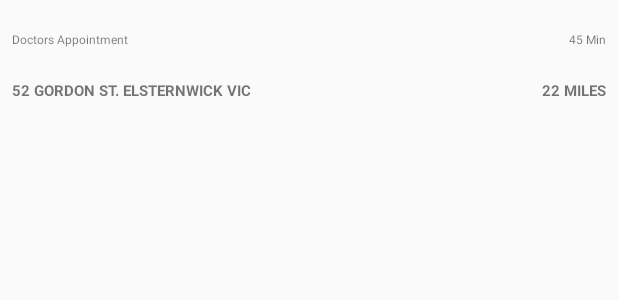
After one commit to aaronbre/never-late, an Android app: the layout events_list_item.xml on its own in the app's theme, with its tools: preview values and no code run, on a phone screen of 412 x 824 dp. The commit adds this screen. Shown: the top 300 px of the screen. Run offline under Robolectric (Android 15) with nearby library versions, the phone set to English and light mode, and no system bars.

Commit message:
added list item layout for the RecyclerView

```diff
--- a/app/src/main/java/com/aaronbrecher/neverlate/ui/activities/MainActivity.java
+++ b/app/src/main/java/com/aaronbrecher/neverlate/ui/activities/MainActivity.java
@@ -42,7 +42,6 @@ public class MainActivity extends AppCompatActivity {
     protected void onCreate(Bundle savedInstanceState) {
         super.onCreate(savedInstanceState);
         setContentView(R.layout.activity_main);
-        final TextView textView = findViewById(R.id.main_text);
         setUpNotificationChannel();
         ((NeverLateApp) getApplication())
                 .getAppComponent()
@@ -51,7 +50,7 @@ public class MainActivity extends AppCompatActivity {
                 .get(MainActivityViewModel.class);
         if(PermissionUtils.hasPermissions(this)){
             //TODO this will not be needed on a normal basis as the service will load all events into
-            //the database, for the edge case that this doesn't happen will display a button to reload all
+            //the database, for the edge case that this doesn't happen will display a button to resync all
             //events for today...
             Cursor cursor = CalendarUtils.getCalendarEventsForToday(this);
             while (cursor.moveToNext()){
@@ -68,7 +67,6 @@ public class MainActivity extends AppCompatActivity {
             public void onChanged(@Nullable List<Event> events) {
                 for(Event event : events){
                     Log.i(TAG, "onChanged: " + event.getTitle() + " " + event.getLocation());
-                    textView.append(event.getTitle() + " " + event.getLocation());
                 }
             }
         });
--- /dev/null
+++ b/app/src/main/res/layout/events_list_item.xml
@@ -0,0 +1,48 @@
+<?xml version="1.0" encoding="utf-8"?>
+<layout
+    xmlns:android="http://schemas.android.com/apk/res/android"
+    xmlns:app="http://schemas.android.com/apk/res-auto"
+    xmlns:tools="http://schemas.android.com/tools">
+
+    <android.support.constraint.ConstraintLayout
+        android:id="@+id/list_item_container"
+        android:layout_width="match_parent"
+        android:layout_height="@dimen/list_item_height"
+        android:layout_marginLeft="@dimen/material_layout_keylines_screen_edge_margin"
+        android:layout_marginRight="@dimen/material_layout_keylines_screen_edge_margin">
+
+        <TextView
+            android:id="@+id/event_title"
+            style="@style/headline"
+            app:layout_constraintBottom_toTopOf="@+id/event_location"
+            app:layout_constraintStart_toStartOf="@+id/event_location"
+            app:layout_constraintTop_toTopOf="parent"
+            app:layout_constraintVertical_chainStyle="spread"
+            tools:text="Doctors Appointment" />
+
+        <TextView
+            android:id="@+id/event_location"
+            style="@style/smallSubHeading"
+            app:layout_constraintBottom_toBottomOf="parent"
+            app:layout_constraintTop_toBottomOf="@+id/event_title"
+            tools:text="52 Gordon st. Elsternwick VIC" />
+
+        <TextView
+            android:id="@+id/event_time_to"
+            style="@style/headline"
+            app:layout_constraintBottom_toTopOf="@+id/event_distance"
+            app:layout_constraintTop_toTopOf="parent"
+            app:layout_constraintVertical_chainStyle="spread"
+            app:layout_constraintEnd_toEndOf="parent"
+            tools:text="45 Min" />
+
+        <TextView
+            android:id="@+id/event_distance"
+            style="@style/smallSubHeading"
+            app:layout_constraintBottom_toBottomOf="parent"
+            app:layout_constraintEnd_toEndOf="@+id/event_time_to"
+            app:layout_constraintTop_toBottomOf="@+id/event_time_to"
+            tools:text="22 Miles" />
+
+    </android.support.constraint.ConstraintLayout>
+</layout>
--- /dev/null
+++ b/app/src/main/res/values/dimens.xml
@@ -0,0 +1,6 @@
+<?xml version="1.0" encoding="utf-8"?>
+<resources>
+
+    <dimen name="list_item_height">88dp</dimen>
+    <dimen name="small_text">10sp</dimen>
+</resources>
--- a/app/src/main/res/values/styles.xml
+++ b/app/src/main/res/values/styles.xml
@@ -8,4 +8,18 @@
         <item name="colorAccent">@color/colorAccent</item>
     </style>
 
+    <style name="headline">
+        <item name="android:layout_width">wrap_content</item>
+        <item name="android:layout_height">wrap_content</item>
+        <item name="android:textSize">@dimen/material_typography_headline</item>
+    </style>
+
+    <style name="smallSubHeading">
+        <item name="android:layout_height">wrap_content</item>
+        <item name="android:layout_width">wrap_content</item>
+        <item name="android:textSize">@dimen/small_text</item>
+        <item name="android:textStyle">bold</item>
+        <item name="android:textAllCaps">true</item>
+    </style>
+
 </resources>
```
Also changed, not shown: app/build.gradle (+15 -1 lines), app/src/main/java/com/aaronbrecher/neverlate/adapters/EventListAdapter.java (added, +14 -0 lines), app/src/main/java/com/aaronbrecher/neverlate/ui/ListItemClickListener.java (added, +8 -0 lines), app/src/main/java/com/aaronbrecher/neverlate/ui/fragments/ListFragment.java (added, +33 -0 lines), app/src/main/res/layout/activity_main.xml (+6 -9 lines), app/src/main/res/layout/main_activity_list_fragment.xml (added, +11 -0 lines).
